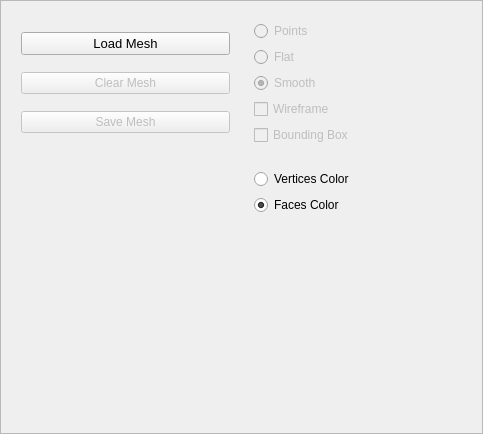
Before: the Qt Designer form cg3/viewer/managers/eigenmesh_manager.ui in cg3hci/cg3lib, drawn with Qt 5.
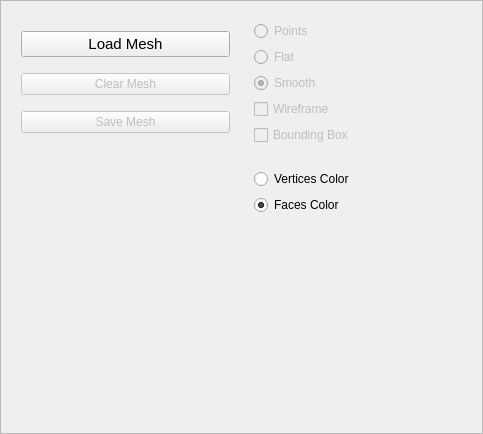
After: the same form once the commit is applied.

The edit to the form file:
```diff
--- a/cg3/viewer/managers/eigenmesh_manager.ui
+++ b/cg3/viewer/managers/eigenmesh_manager.ui
@@ -27,7 +27,7 @@
        <widget class="QPushButton" name="loadMeshButton">
         <property name="font">
          <font>
-          <pointsize>10</pointsize>
+          <pointsize>11</pointsize>
          </font>
         </property>
         <property name="text">
```
